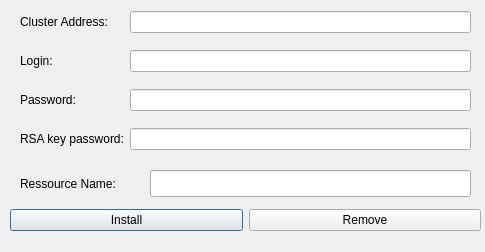
First picture: the form in python/soma/workflow/gui/ServerNewDlg.ui, repository populse/soma-workflow, before the edit.
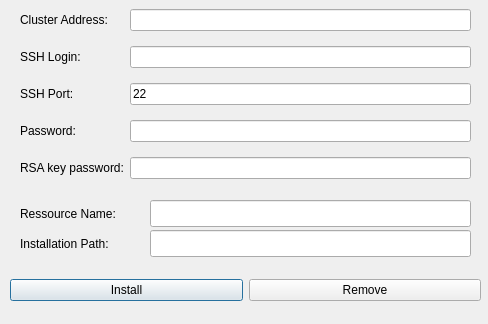
Second picture: the form after the edit.

Commit message: setup server

Patch:
```diff
--- a/python/soma/workflow/gui/ServerNewDlg.ui
+++ b/python/soma/workflow/gui/ServerNewDlg.ui
@@ -6,8 +6,8 @@
    <rect>
     <x>0</x>
     <y>0</y>
-    <width>485</width>
-    <height>252</height>
+    <width>488</width>
+    <height>324</height>
    </rect>
   </property>
   <property name="windowTitle">
@@ -22,18 +22,18 @@
      <x>20</x>
      <y>0</y>
      <width>451</width>
-     <height>161</height>
+     <height>191</height>
     </rect>
    </property>
    <layout class="QGridLayout" name="gridLayout">
-    <item row="5" column="0">
+    <item row="6" column="0">
      <widget class="QLabel" name="label_6">
       <property name="text">
        <string>RSA key password:</string>
       </property>
      </widget>
     </item>
-    <item row="3" column="2">
+    <item row="4" column="2">
      <widget class="QLineEdit" name="lineEdit_PW">
       <property name="echoMode">
        <enum>QLineEdit::Password</enum>
@@ -46,11 +46,11 @@
     <item row="2" column="0">
      <widget class="QLabel" name="label_3">
       <property name="text">
-       <string>Login:</string>
+       <string>SSH Login:</string>
       </property>
      </widget>
     </item>
-    <item row="5" column="2">
+    <item row="6" column="2">
      <widget class="QLineEdit" name="lineEdit_RSAKeyPW">
       <property name="echoMode">
        <enum>QLineEdit::Password</enum>
@@ -67,20 +67,34 @@
     <item row="1" column="2">
      <widget class="QLineEdit" name="lineEdit_cluster_add"/>
     </item>
-    <item row="3" column="0">
+    <item row="4" column="0">
      <widget class="QLabel" name="label_2">
       <property name="text">
        <string>Password:</string>
       </property>
      </widget>
     </item>
+    <item row="3" column="0">
+     <widget class="QLabel" name="label_4">
+      <property name="text">
+       <string>SSH Port:</string>
+      </property>
+     </widget>
+    </item>
+    <item row="3" column="2">
+     <widget class="QLineEdit" name="lineEdit_Port">
+      <property name="text">
+       <string>22</string>
+      </property>
+     </widget>
+    </item>
    </layout>
   </widget>
   <widget class="QWidget" name="gridLayoutWidget_2">
    <property name="geometry">
     <rect>
      <x>10</x>
-     <y>200</y>
+     <y>270</y>
      <width>471</width>
      <height>41</height>
     </rect>
@@ -106,7 +120,7 @@
    <property name="geometry">
     <rect>
      <x>20</x>
-     <y>170</y>
+     <y>200</y>
      <width>124</width>
      <height>27</height>
     </rect>
@@ -119,12 +133,35 @@
    <property name="geometry">
     <rect>
      <x>150</x>
-     <y>170</y>
+     <y>200</y>
      <width>321</width>
      <height>27</height>
     </rect>
    </property>
   </widget>
+  <widget class="QLineEdit" name="lineEdit_InstallPath">
+   <property name="geometry">
+    <rect>
+     <x>150</x>
+     <y>230</y>
+     <width>321</width>
+     <height>27</height>
+    </rect>
+   </property>
+  </widget>
+  <widget class="QLabel" name="label_7">
+   <property name="geometry">
+    <rect>
+     <x>20</x>
+     <y>230</y>
+     <width>124</width>
+     <height>27</height>
+    </rect>
+   </property>
+   <property name="text">
+    <string>Installation Path:</string>
+   </property>
+  </widget>
  </widget>
  <resources/>
  <connections/>
```
Left out of the diff: 13 changed lines with no effect on the pictures. The commit also changes 4 other files.
